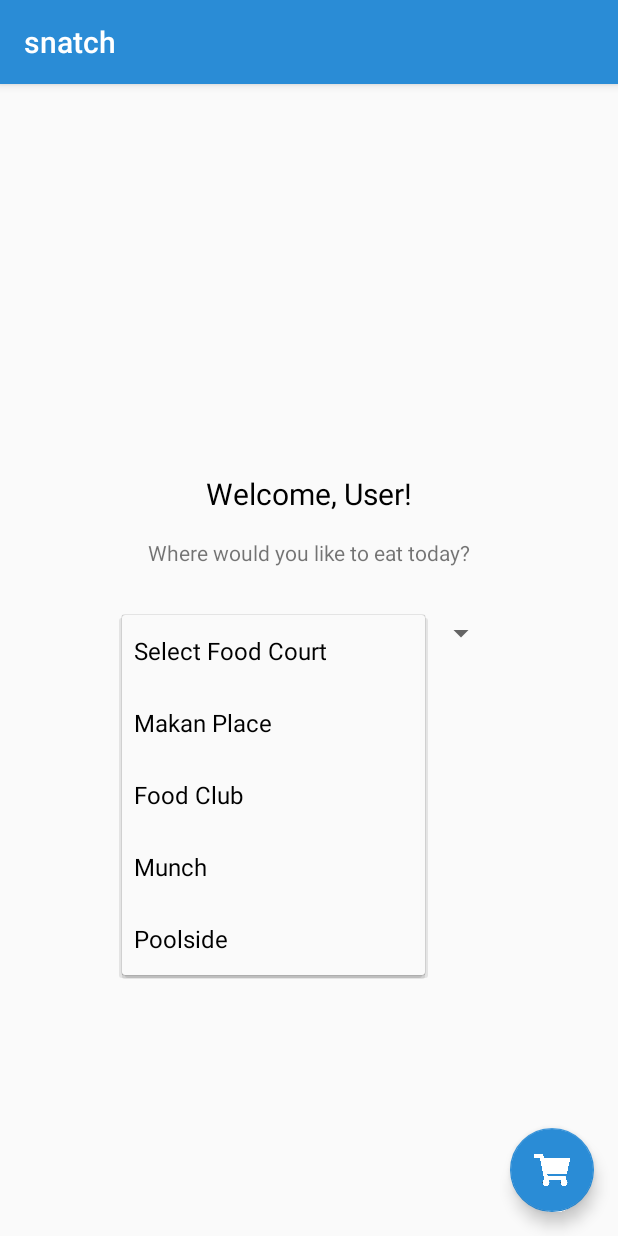
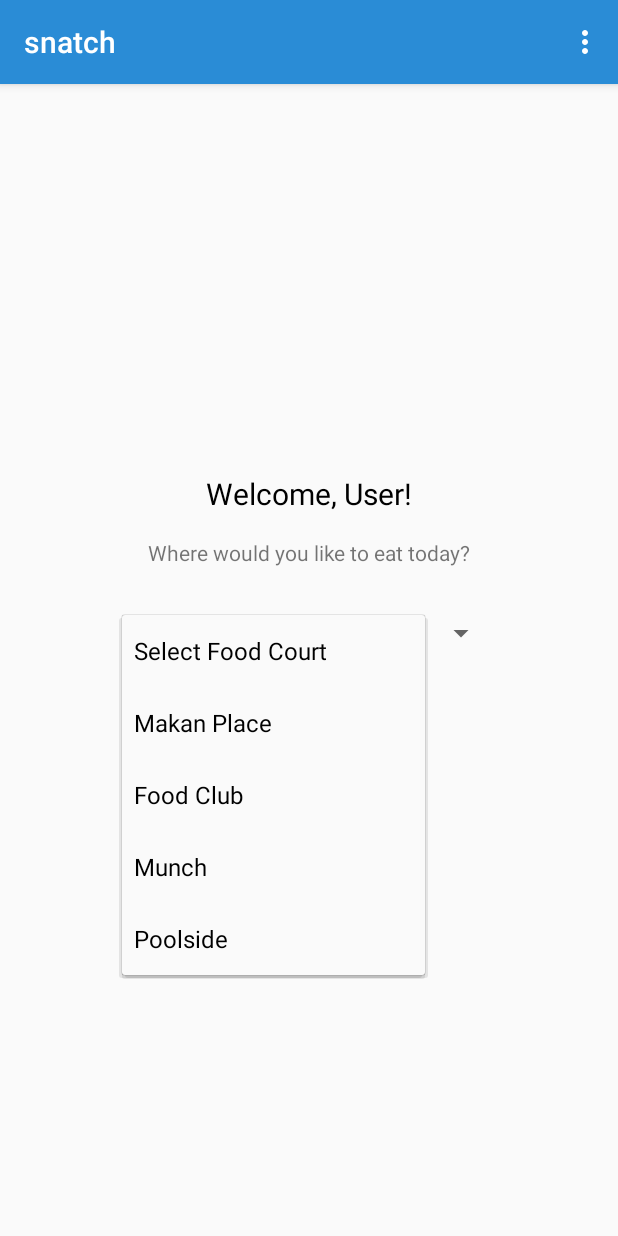
Before and after one commit to jamz903/snatch, an Android app: the HomescreenActivity screen opened directly, with no data from a screen before it, after a tap on "Select Food Court", on a phone screen of 412 x 824 dp. Run offline under Robolectric (Android 15) with nearby library versions, the phone set to English and light mode, and no system bars.

Commit message:
did logout button, prevented user from going back to login page from app's homescreen by clearing backstack (double click brings user to phone homepage)

```diff
--- a/app/src/main/java/sg/edu/np/mad/snatch/MainActivity.java
+++ b/app/src/main/java/sg/edu/np/mad/snatch/MainActivity.java
@@ -10,6 +10,8 @@ import android.os.Bundle;
 
 import android.renderscript.ScriptGroup;
 import android.util.Log;
+import android.view.Menu;
+import android.view.MenuItem;
 import android.view.View;
 import android.view.inputmethod.InputMethod;
 import android.view.inputmethod.InputMethodManager;
@@ -234,6 +236,4 @@ public class MainActivity extends AppCompatActivity {
             imm.hideSoftInputFromWindow(view.getWindowToken(),0);
         }
     }
-
-
 }
--- a/app/src/main/res/layout/activity_homescreen.xml
+++ b/app/src/main/res/layout/activity_homescreen.xml
@@ -56,19 +56,6 @@
                 app:layout_constraintStart_toStartOf="parent"
                 app:layout_constraintTop_toBottomOf="@+id/textView" />
 
-            <com.google.android.material.floatingactionbutton.FloatingActionButton
-                android:id="@+id/homeScreenFAB"
-                android:layout_width="wrap_content"
-                android:layout_height="wrap_content"
-                android:layout_marginEnd="16dp"
-                android:layout_marginBottom="16dp"
-                android:clickable="true"
-                app:backgroundTint="@color/blueColor"
-                app:layout_constraintBottom_toBottomOf="parent"
-                app:layout_constraintEnd_toEndOf="parent"
-                app:srcCompat="@drawable/shopping_cart"
-                android:focusable="true" />
-
         </androidx.constraintlayout.widget.ConstraintLayout>
     </ScrollView>
 
--- a/app/src/main/res/layout/menus_listitem.xml
+++ b/app/src/main/res/layout/menus_listitem.xml
@@ -38,7 +38,9 @@
         android:layout_height="wrap_content"
         android:layout_marginTop="16dp"
         android:layout_marginEnd="16dp"
+        android:layout_marginBottom="10dp"
         android:text="TextView"
+        app:layout_constraintBottom_toTopOf="@+id/upvote"
         app:layout_constraintEnd_toStartOf="@+id/foodImageView"
         app:layout_constraintHorizontal_bias="0.0"
         app:layout_constraintStart_toStartOf="@+id/foodNameTextView"
--- /dev/null
+++ b/app/src/main/res/menu/options_menu.xml
@@ -0,0 +1,15 @@
+<?xml version="1.0" encoding="utf-8"?>
+<menu xmlns:android="http://schemas.android.com/apk/res/android"
+    xmlns:app="http://schemas.android.com/apk/res-auto"
+    >
+
+    <item
+        android:id="@+id/credits_option"
+        android:title="Credits"
+        app:showAsAction="never"/>
+
+    <item
+        android:id="@+id/logout_option"
+        android:title="Logout"
+        app:showAsAction="never"/>
+</menu>
--- a/app/src/main/res/values/colors.xml
+++ b/app/src/main/res/values/colors.xml
@@ -4,4 +4,5 @@
     <color name="colorPrimaryDark">#3700B3</color>
     <color name="colorAccent">#03DAC5</color>
     <color name="blueColor">#2a8cd6</color>
+    <color name="blueColorDark">#215A9F</color>
 </resources>
--- a/app/src/main/res/values/styles.xml
+++ b/app/src/main/res/values/styles.xml
@@ -4,7 +4,7 @@
     <style name="AppTheme" parent="Theme.AppCompat.Light.DarkActionBar">
         <!-- Customize your theme here. -->
         <item name="colorPrimary">@color/blueColor</item>
-        <item name="colorPrimaryDark">@color/colorPrimaryDark</item>
+        <item name="colorPrimaryDark">@color/blueColorDark</item>
         <item name="colorAccent">@color/colorAccent</item>
     </style>
 
```
Also changed, not shown: app/src/main/java/sg/edu/np/mad/snatch/FinishActivity.java (added, +14 -0 lines), app/src/main/java/sg/edu/np/mad/snatch/FoodClubActivity.java (+26 -0 lines), app/src/main/java/sg/edu/np/mad/snatch/HomescreenActivity.java (+48 -0 lines), app/src/main/java/sg/edu/np/mad/snatch/OrderActivity.java (+27 -0 lines), app/src/main/java/sg/edu/np/mad/snatch/stallMenuActivity.java (+25 -0 lines).
